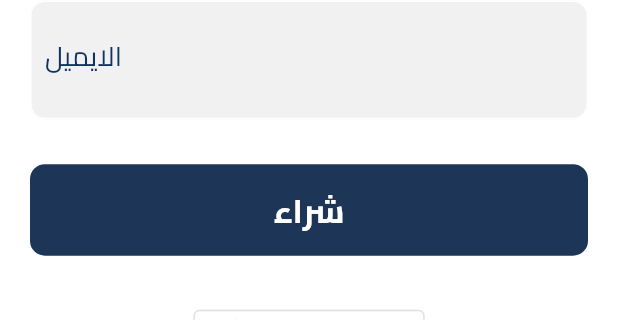
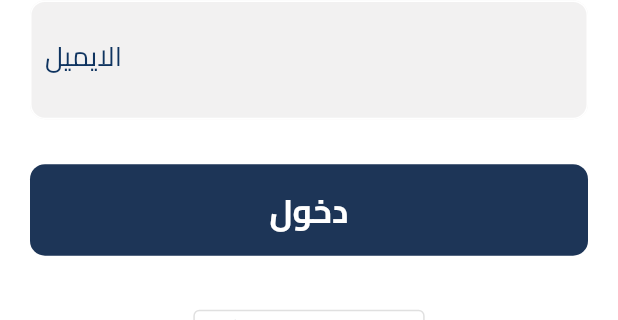
Before and after one commit to Ahmed2120/work-time, a Flutter app: the screen it shows after launch, on a phone screen of 412 x 824 dp, the part 494-814 px from its top. Run offline on Flutter 3.47's test engine with Material 2 defaults, Android fonts, the phone set to English and light mode, and no system bars; our stand-ins replace another_flushbar, device_info_plus, file_picker, firebase_core, flutter_local_notifications, flutter_native_timezone and 10 more; accounts and stored records are empty.

Commit message:
google play

```diff
--- a/lib/pages/home/components/bottom_sheet/components/form_sheet.dart
+++ b/lib/pages/home/components/bottom_sheet/components/form_sheet.dart
@@ -80,6 +80,7 @@ class FormSheet extends StatelessWidget {
            isDeleted: user!.isDeleted,
          );
          Provider.of<UserProvider>(context,listen: false).updateUser(userModel);
+         Provider.of<UserProvider>(context,listen: false).setUser(userModel);
          showToast(context, 'تم تعديل البيانات بنجاح');
          clearText();
          pop(context);
--- a/lib/pages/home/components/users_status_listview.dart
+++ b/lib/pages/home/components/users_status_listview.dart
@@ -29,10 +29,11 @@ class UsersStatusListview extends StatelessWidget {
               color: const Color(0xFFF7F7F7),
               child: ListTile(
                 onTap: () async {
+                  userProvider.setUser(users[index]);
                   pro.getWeeks(users[index].id!);
                   pro.getAttendanceUserToDay(userId: users[index].id!);
                   pro.getAttendanceUser(users[index].id!);
-                  push(screen: UserDetail(user: users[index],),context: context);
+                  push(screen: UserDetail(),context: context);
                 },
                 title: Text(users[index].name),
                 trailing: Consumer<AttendanceProvider>(
--- a/lib/pages/note/components/note_editor.dart
+++ b/lib/pages/note/components/note_editor.dart
@@ -100,7 +100,7 @@ class NoteEditor extends StatelessWidget {
           SwitchColor(),
           TextField(
             controller: _titleController,
-            style:Theme.of(context).textTheme.bodyLarge,
+            style:Theme.of(context).textTheme.bodyLarge!.copyWith(color: Colors.black),
             decoration:
                 const InputDecoration(hintText: 'العنوان', labelText: 'العنوان'),
           ),
--- a/lib/pages/purchase/components/purchase_data.dart
+++ b/lib/pages/purchase/components/purchase_data.dart
@@ -77,12 +77,8 @@ class _PurchaseDataState extends State<PurchaseData> {
         padding: const EdgeInsets.symmetric(vertical: 10),
         shape: RoundedRectangleBorder(
             borderRadius: BorderRadius.circular(10))),
-    child: const Text('شراء',
-        style: TextStyle(
-            color: Colors.white,
-            fontSize: 22,
-            fontWeight: FontWeight.bold
-        )),
+    child:  Text('${trial? 'شراء':'دخول'}',
+        style: Theme.of(context).textTheme.bodyLarge),
   );
 
   void showMessageDialog(BuildContext context,String message) {
--- a/lib/pages/splash_page.dart
+++ b/lib/pages/splash_page.dart
@@ -43,7 +43,6 @@ Future<void> showSplash(context) async {
 
 Future<bool>  get isExistUser async {
   final bool? isExist = CashHelper.getData(key: 'isExist');
-  print('======== trial $trial');
   if(isExist == null || !isExist) {
     return false;
   } else {
--- a/lib/pages/users/components/appbar.dart
+++ b/lib/pages/users/components/appbar.dart
@@ -37,7 +37,7 @@ AppBar appBar(UserProvider userProvider, BuildContext context,User user,GlobalKe
               showToast(context, 'تم حذف العامل ونقله الي خارج العمل',color: const Color(0xFFE94560));
             }
             else{
-              keyScaffold.currentState!.showBottomSheet((context) => ChangeNotifierProvider.value(value: user,child: AddingUserBottomSheet(user: user)));
+              keyScaffold.currentState!.showBottomSheet((context) => ChangeNotifierProvider.value(value: user,child: AddingUserBottomSheet(user: user,)));
             }
           },
           itemBuilder: (BuildContext context) {
--- a/lib/pages/users/components/draw_money.dart
+++ b/lib/pages/users/components/draw_money.dart
@@ -35,7 +35,9 @@ class DrawFinance extends StatelessWidget {
                 const SizedBox(height: 20),
                 buildButton(
                     context,() {
+                      print('====== salary = ${_salaryController.text}');
                     final attendance = Attendance(
+                      id: attendanceProvider.attendanceModel.last.id,
                       userId: user.id!,
                       todayDate: attendanceProvider.attendanceModel.last.todayDate,
                       weekEnd: attendanceProvider.attendanceModel.last.weekEnd,
--- a/lib/provider/user_provider.dart
+++ b/lib/provider/user_provider.dart
@@ -119,4 +119,11 @@ class UserProvider with ChangeNotifier {
     notifyListeners();
     return _users;
   }
+
+  User? _user;
+  User get user=>_user!;
+  void setUser(User model){
+    _user=model;
+    notifyListeners();
+  }
 }
```
Also changed, not shown: lib/pages/home/components/bottom_sheet/addingUser_bottomSheet.dart (+5 -3 lines), lib/pages/purchase/purchase_app.dart (+0 -7 lines), lib/pages/users/components/attendance.dart (+18 -6 lines), lib/pages/users/user_detail.dart (+4 -12 lines), pubspec.lock, 2 other files.
